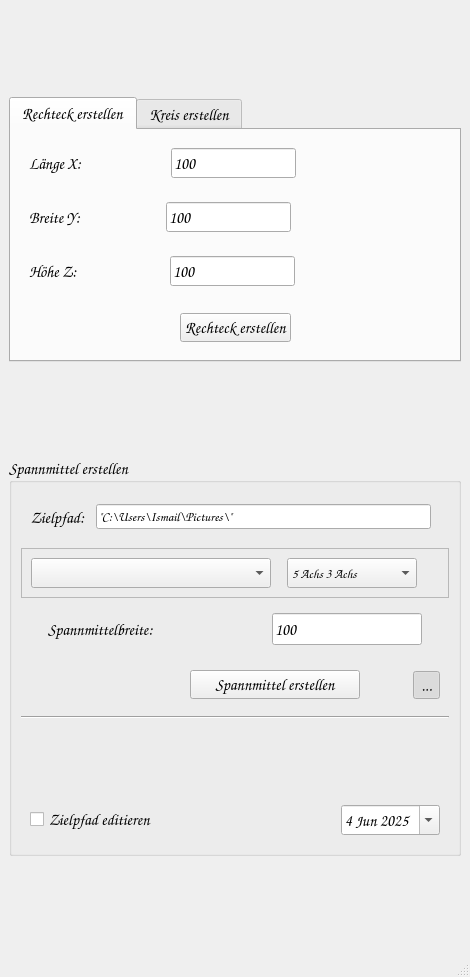
Above: UI/frm_main_window.ui from dampfwolke/blankmaker before the change. Below: the same form after it.
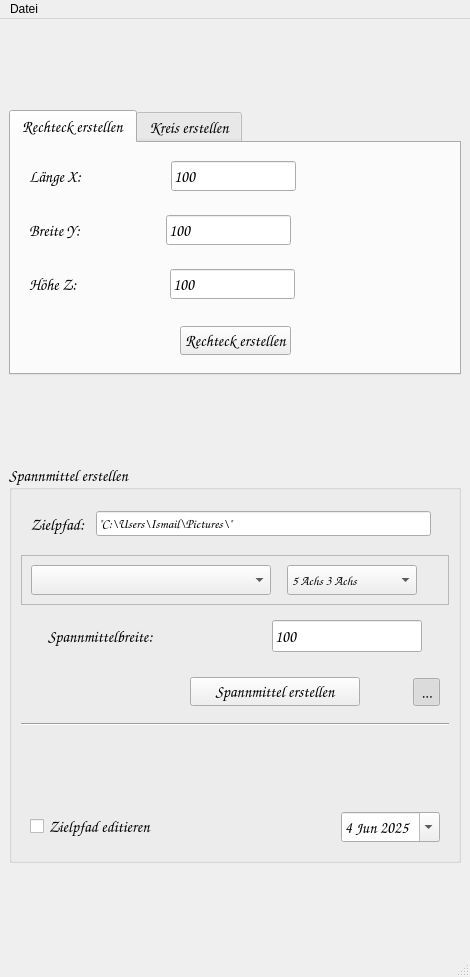
That is the form after the change.

Diff of the .ui file:
```diff
--- a/UI/frm_main_window.ui
+++ b/UI/frm_main_window.ui
@@ -1171,9 +1171,18 @@
      <x>0</x>
      <y>0</y>
      <width>470</width>
-     <height>22</height>
+     <height>33</height>
     </rect>
    </property>
+   <widget class="QMenu" name="menuDatei">
+    <property name="title">
+     <string>Datei</string>
+    </property>
+    <addaction name="actionEinstellungen"/>
+    <addaction name="separator"/>
+    <addaction name="actionBeenden"/>
+   </widget>
+   <addaction name="menuDatei"/>
   </widget>
   <widget class="QStatusBar" name="statusbar">
    <property name="font">
```
Left out of the diff: 26 changed lines with no effect on the pictures.
